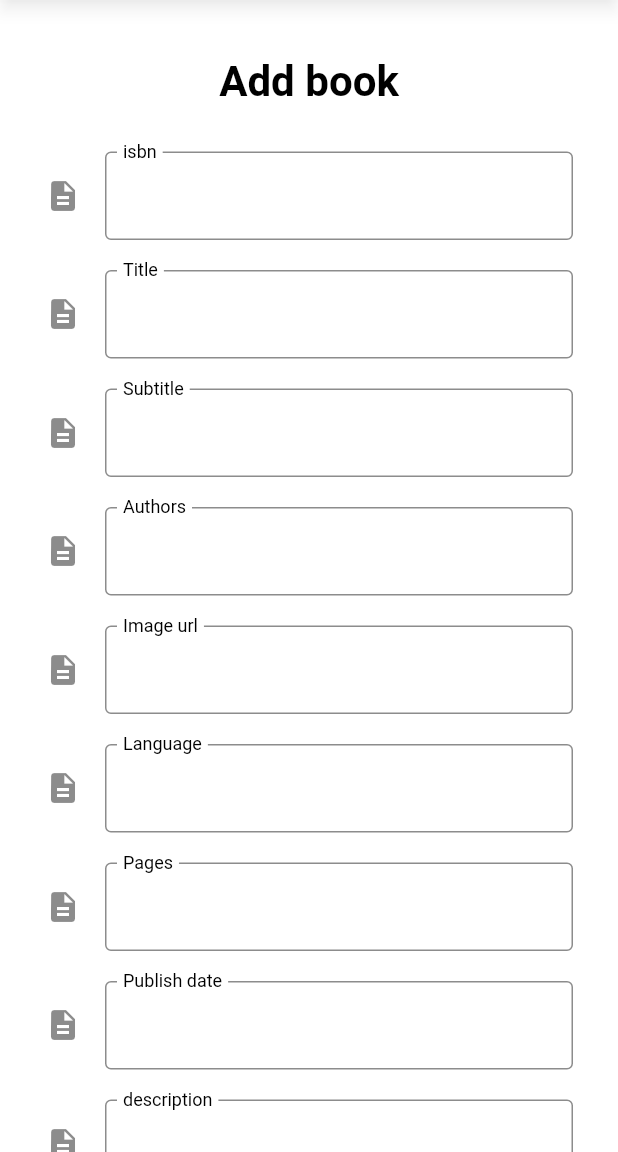
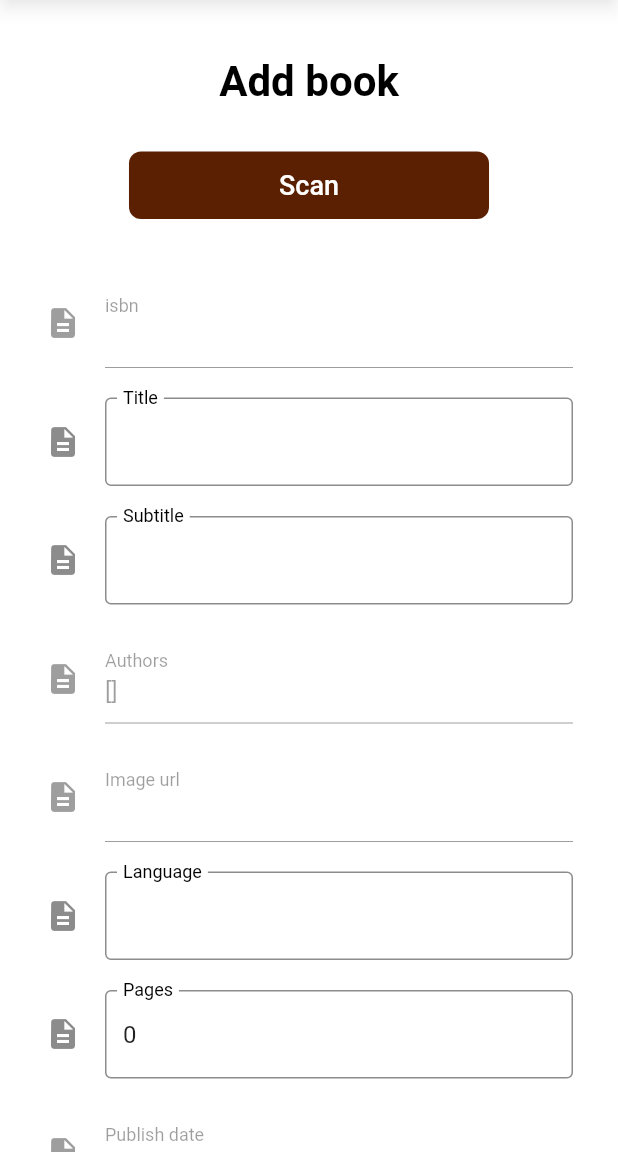
Before and after one commit to tomasbutkevicius/shareTakeApp, a Flutter app: the AddBookScreen screen opened by its route, on a phone screen of 412 x 824 dp, the part 84-1236 px from its top. Run offline on Flutter 3.47's test engine with Material 2 defaults, Android fonts, the phone set to English and light mode, and no system bars; our stand-ins replace bloc, cloud_firestore, easy_localization, equatable, firebase_auth, firebase_core and 4 more; missing offline and left inert: books_finder, flutter_barcode_scanner; accounts and stored records are empty; Roboto replaces fonts that are missing (FranklinGothic).

Commit message:
add logic for book submittion flow and mock design

```diff
--- a/lib/bloc/book_add/book_add_event.dart
+++ b/lib/bloc/book_add/book_add_event.dart
@@ -12,3 +12,21 @@ class BookAddHandleIsbnEvent extends BookAddEvent {
     required this.isbn,
   });
 }
+
+class BookAddEditStageEvent extends BookAddEvent {}
+
+class BookAddReviewStageEvent extends BookAddEvent {
+  final BookLocal bookLocal;
+
+  BookAddReviewStageEvent({
+    required this.bookLocal,
+  });
+}
+
+class BookAddSubmitEvent extends BookAddEvent {
+  final BookLocal bookLocal;
+
+  BookAddSubmitEvent({
+    required this.bookLocal,
+  });
+}
--- a/lib/bloc/book_add/book_add_state.dart
+++ b/lib/bloc/book_add/book_add_state.dart
@@ -2,23 +2,49 @@ part of 'book_add_bloc.dart';
 
 class BookAddState extends Equatable {
   final RequestStatus status;
-  final BookLocal? bookToAdd;
+  final BookLocal bookToAdd;
+  final BookAddStage stage;
 
   const BookAddState({
     this.status = const RequestStatusInitial(),
-    this.bookToAdd,
+    this.bookToAdd = const BookLocal(
+      id: "0",
+      title: "",
+      authors: [],
+      description: "",
+      pages: 0,
+    ),
+    this.stage = const BookAddEditStage(),
   });
 
   BookAddState copyWith({
     RequestStatus? status,
     BookLocal? bookToAdd,
+    BookAddStage? stage,
   }) {
     return BookAddState(
       status: status ?? this.status,
       bookToAdd: bookToAdd ?? this.bookToAdd,
+      stage: stage ?? this.stage,
     );
   }
 
   @override
-  List<Object?> get props => [status, bookToAdd];
+  List<Object?> get props => [
+        status,
+        bookToAdd,
+        stage,
+      ];
 }
+
+abstract class BookAddStage {
+  const BookAddStage();
+}
+
+class BookAddEditStage extends BookAddStage {
+  const BookAddEditStage();
+}
+
+class BookAddReviewStage extends BookAddStage {
+  const BookAddReviewStage();
+}
--- a/lib/presentation/screens/add_book/add_book_screen.dart
+++ b/lib/presentation/screens/add_book/add_book_screen.dart
@@ -5,13 +5,15 @@ import 'package:share_take/bloc/helpers/bloc_getter.dart';
 import 'package:share_take/bloc/helpers/request_status.dart';
 import 'package:share_take/constants/static_styles.dart';
 import 'package:share_take/constants/theme/theme_colors.dart';
+import 'package:share_take/data/models/book/book_local.dart';
 import 'package:share_take/data/repositories/book_repository.dart';
 import 'package:share_take/presentation/screens/add_book/widgets/add_book_form.dart';
+import 'package:share_take/presentation/widgets/book/book_details_widget.dart';
 import 'package:share_take/presentation/widgets/custom_app_bar.dart';
 import 'package:share_take/presentation/widgets/header.dart';
 import 'package:share_take/presentation/widgets/information_card.dart';
+import 'package:share_take/presentation/widgets/proxy/button/proxy_button_widget.dart';
 import 'package:share_take/presentation/widgets/proxy/spacing/proxy_spacing_widget.dart';
-import 'package:share_take/presentation/widgets/utilities/static_widgets.dart';
 
 class AddBookScreen extends StatelessWidget {
   const AddBookScreen({Key? key}) : super(key: key);
@@ -21,9 +23,7 @@ class AddBookScreen extends StatelessWidget {
   Widget build(BuildContext context) {
     String message = "";
 
-    return Scaffold(
-      appBar: CustomAppBar.build(context, backgroundColor: ThemeColors.bordo.shade600),
-      body: BlocProvider(
+    return BlocProvider(
         create: (context) => BookAddBloc(bookRepository: context.read<BookRepository>()),
         child: BlocBuilder<BookAddBloc, BookAddState>(
           builder: (context, state) {
@@ -39,12 +39,29 @@ class AddBookScreen extends StatelessWidget {
             }
 
             if (state.status is RequestStatusLoading) {
-              return const Center(
-                child: CircularProgressIndicator(),
-              );
+              return _buildLoadingScreen(context);
             }
 
-            return Center(
+            if(state.stage is BookAddEditStage){
+              return _buildEditBookScreen(message, context, state);
+            }
+
+            if(state.stage is BookAddReviewStage){
+              BookAddReviewStage stage = state.stage as BookAddReviewStage;
+              return _buildReviewBookScreen(message, context, state.bookToAdd);
+            }
+
+            return _buildLoadingScreen(context);
+
+          },
+        ),
+      );
+  }
+
+  Widget _buildEditBookScreen(String message, BuildContext context, BookAddState state) {
+    return Scaffold(
+      appBar: CustomAppBar.build(context, backgroundColor: ThemeColors.bordo.shade600),
+      body: Center(
               child: SingleChildScrollView(
                 child: Column(
                   mainAxisAlignment: MainAxisAlignment.center,
@@ -60,7 +77,7 @@ class AddBookScreen extends StatelessWidget {
                               },
                               child: InformationCard(
                                 message: message,
-                                backgroundColor: ThemeColors.bordo.shade500,
+                                backgroundColor: ThemeColors.bordo.shade400,
                                 textColor: ThemeColors.white,
                               ),
                             ),
@@ -77,10 +94,71 @@ class AddBookScreen extends StatelessWidget {
                   ],
                 ),
               ),
+            ),
+    );
+  }
+
+  Widget _buildLoadingScreen(BuildContext context) {
+    return Scaffold(
+                appBar: CustomAppBar.build(context, backgroundColor: ThemeColors.bordo.shade600),
+                body: const Center(
+                child: CircularProgressIndicator(),
+              ),
             );
-          },
+  }
+
+  Widget _buildReviewBookScreen(String message, BuildContext context, BookLocal bookLocal) {
+    return Scaffold(
+      body: Center(
+        child: SingleChildScrollView(
+          child: Padding(
+            padding: StaticStyles.listViewPadding,
+            child: Column(
+              mainAxisAlignment: MainAxisAlignment.center,
+              crossAxisAlignment: CrossAxisAlignment.center,
+              children: <Widget>[
+                message.isEmpty
+                    ? SizedBox.shrink()
+                    : Padding(
+                  padding: StaticStyles.contentPadding,
+                  child: InkWell(
+                    onTap: () {
+                      BlocGetter.getAddBookBloc(context).add(BookAddStatusResetEvent());
+                    },
+                    child: InformationCard(
+                      message: message,
+                      backgroundColor: ThemeColors.bordo.shade500,
+                      textColor: ThemeColors.white,
+                    ),
+                  ),
+                ),
+                Header(text: "Review book submission"),
+                ProxySpacingVerticalWidget(),
+                BookDetailsWidget(bookLocal: bookLocal),
+                ProxySpacingVerticalWidget(),
+                _getStageToEditBtn(context),
+                ProxySpacingVerticalWidget(),
+              ],
+            ),
+          ),
         ),
       ),
     );
   }
+
+  Widget _getStageToEditBtn(BuildContext context) {
+    String buttonText = "Back to Edit";
+    return ProxyButtonWidget(
+      padding: const EdgeInsets.symmetric(
+        vertical: 12,
+        horizontal: 100,
+      ),
+      text: buttonText,
+      color: ThemeColors.bordo.shade600,
+      isUppercase: false,
+      onPressed: () {
+        BlocGetter.getAddBookBloc(context).add(BookAddEditStageEvent());
+      },
+    );
+  }
 }
--- a/lib/presentation/screens/add_book/widgets/add_book_form.dart
+++ b/lib/presentation/screens/add_book/widgets/add_book_form.dart
@@ -1,3 +1,4 @@
+import 'package:easy_localization/easy_localization.dart';
 import 'package:flutter/material.dart';
 import 'package:flutter/services.dart';
 import 'package:flutter/widgets.dart';
@@ -11,29 +12,40 @@ import 'package:share_take/data/models/book/book_local.dart';
 import 'package:share_take/presentation/widgets/proxy/button/proxy_button_widget.dart';
 import 'package:share_take/presentation/widgets/proxy/input/proxy_text_form_field.dart';
 import 'package:share_take/presentation/widgets/proxy/spacing/proxy_spacing_widget.dart';
-import 'package:share_take/presentation/widgets/proxy/text/proxy_text_widget.dart';
 
 class AddBookForm extends StatefulWidget {
   const AddBookForm({Key? key, required this.bookToAdd}) : super(key: key);
 
-  final BookLocal? bookToAdd;
+  final BookLocal bookToAdd;
 
   @override
   _AddBookFormState createState() => _AddBookFormState();
 }
 
 class _AddBookFormState extends State<AddBookForm> {
-  late final TextEditingController _isbnController = TextEditingController(text: widget.bookToAdd?.isbn);
-  late final TextEditingController _titleController = TextEditingController(text: widget.bookToAdd?.title);
-  late final TextEditingController _subtitleController = TextEditingController(text: widget.bookToAdd?.subtitle);
-  late final TextEditingController _authorsController = TextEditingController(text: widget.bookToAdd?.authors.toString());
-  late final TextEditingController _imageController = TextEditingController(text: widget.bookToAdd?.imageUrl);
-  late final TextEditingController _langController = TextEditingController(text: widget.bookToAdd?.language);
-  late final TextEditingController _pagesController = TextEditingController(text: widget.bookToAdd?.pages.toString());
-  late final TextEditingController _dateController = TextEditingController(text: widget.bookToAdd?.publishDate.toString());
-  late final TextEditingController _descriptionController = TextEditingController(text: widget.bookToAdd?.description);
+  late final TextEditingController _isbnController = TextEditingController(text: widget.bookToAdd.isbn);
+  late final TextEditingController _titleController = TextEditingController(text: widget.bookToAdd.title);
+  late final TextEditingController _subtitleController = TextEditingController(text: widget.bookToAdd.subtitle);
+  late final TextEditingController _authorsController = TextEditingController(text: widget.bookToAdd.authors.toString());
+  late final TextEditingController _imageController = TextEditingController(text: widget.bookToAdd.imageUrl);
+  late final TextEditingController _langController = TextEditingController(text: widget.bookToAdd.language);
+  late final TextEditingController _pagesController = TextEditingController(text: widget.bookToAdd.pages.toString());
+  late final TextEditingController _dateController = TextEditingController(text: "");
+
+  late DateTime selectedDate;
+  late final TextEditingController _descriptionController = TextEditingController(text: widget.bookToAdd.description);
 
   final focus = FocusNode();
+
+
+  @override
+  void initState() {
+    super.initState();
+    DateFormat formatter = DateFormat('yyyy/MM/dd');
+
+    selectedDate = widget.bookToAdd.publishDate ?? DateTime.now();
+    _dateController.value = TextEditingValue(text: formatter.format(selectedDate));
+  }
 
   @override
   void dispose() {
@@ -44,7 +56,6 @@ class _AddBookFormState extends State<AddBookForm> {
     super.dispose();
   }
 
-
   @override
   Widget build(BuildContext context) {
     return Form(
@@ -52,41 +63,44 @@ class _AddBookFormState extends State<AddBookForm> {
         padding: StaticStyles.listViewPadding,
         child: Column(
           children: <Widget>[
-            _inputField(context: context, controller: _isbnController, label: "isbn"),
+            _getScanBtn(context),
+            const ProxySpacingVerticalWidget(
+              size: ProxySpacing.extraLarge,
+            ),            _inputField(context: context, controller: _isbnController, label: "isbn", enabled: false),
             const ProxySpacingVerticalWidget(),
-            _inputField(context: context, controller: _titleController, label: "Title"),
+            _inputField(context: context, controller: _titleController, label: "Title",),
             const ProxySpacingVerticalWidget(),
             _inputField(context: context, controller: _subtitleController, label: "Subtitle"),
             const ProxySpacingVerticalWidget(),
-            _inputField(context: context, controller: _authorsController, label: "Authors"),
+            _inputField(context: context, controller: _authorsController, label: "Authors", enabled: false),
             const ProxySpacingVerticalWidget(),
-            _inputField(context: context, controller: _imageController, label: "Image url"),
+            _inputField(context: context, controller: _imageController, label: "Image url", enabled: false),
             const ProxySpacingVerticalWidget(),
-            _inputField(context: context, controller: _langController, label: "Language"),
+            _inputField(context: context, controller: _langController, label: "Language",),
             const ProxySpacingVerticalWidget(),
-            _inputField(context: context, controller: _pagesController, label: "Pages"),
+            _inputField(context: context, controller: _pagesController, label: "Pages", textInputType: TextInputType.number,),
             const ProxySpacingVerticalWidget(),
-            _inputField(context: context, controller: _dateController, label: "Publish date"),
+            _inputField(context: context, controller: _dateController, label: "Publish date", textInputType: TextInputType.datetime, enabled: false,),
+            const ProxySpacingVerticalWidget(),
+            // _getDatePickerBtn(context),
             const ProxySpacingVerticalWidget(),
             _inputField(context: context, controller: _descriptionController, label: "description"),
             const ProxySpacingVerticalWidget(
               size: ProxySpacing.extraLarge,
             ),
-            _getSubmitBtn(context),
+            _getReviewBtn(context)
           ],
         ),
       ),
     );
   }
 
-
   // Platform messages are asynchronous, so we initialize in an async method.
   Future<void> scanBarcodeNormal() async {
     String barcodeScanRes;
     // Platform messages may fail, so we use a try/catch PlatformException.
     try {
-      barcodeScanRes = await FlutterBarcodeScanner.scanBarcode(
-          '#ff6666', 'Cancel', true, ScanMode.BARCODE);
+      barcodeScanRes = await FlutterBarcodeScanner.scanBarcode('#ff6666', 'Cancel', true, ScanMode.BARCODE);
 
       BlocGetter.getAddBookBloc(context).add(BookAddHandleIsbnEvent(isbn: barcodeScanRes));
     } on PlatformException {
@@ -97,10 +111,9 @@ class _AddBookFormState extends State<AddBookForm> {
     // message was in flight, we want to discard the reply rather than calling
     // setState to update our non-existent appearance.
     if (!mounted) return;
-
   }
 
-  Widget _inputField({required BuildContext context, required TextEditingController controller, required String label}) {
+  Widget _inputField({required BuildContext context, required TextEditingController controller, required String label, TextInputType  textInputType = TextInputType.text, bool enabled = true,}) {
     return Row(
       mainAxisAlignment: MainAxisAlignment.center,
       children: <Widget>[
@@ -110,8 +123,10 @@ class _AddBookFormState extends State<AddBookForm> {
               maxWidth: 480,
             ),
             child: ProxyTextFormField(
+              enabled: enabled,
               controller: controller,
               textInputAction: TextInputAction.next,
+              keyboardType: textInputType,
               onFieldSubmitted: (v) {
                 FocusScope.of(context).requestFocus(focus);
               },
@@ -126,7 +141,7 @@ class _AddBookFormState extends State<AddBookForm> {
     );
   }
 
-  Widget _getSubmitBtn(BuildContext context) {
+  Widget _getScanBtn(BuildContext context) {
     String buttonText = "Scan";
     return ProxyButtonWidget(
       padding: const EdgeInsets.symmetric(
@@ -141,4 +156,69 @@ class _AddBookFormState extends State<AddBookForm> {
       },
     );
   }
+
+  Widget _getDatePickerBtn(BuildContext context) {
+    String buttonText = "Select date";
+    return ProxyButtonWidget(
+      padding: const EdgeInsets.symmetric(
+        vertical: 12,
+        horizontal: 100,
+      ),
+      text: buttonText,
+      color: ThemeColors.bordo.shade600,
+      isUppercase: false,
+      onPressed: () async {
+        await _selectDate(context);
+      },
+    );
+  }
+
+  Future _selectDate(BuildContext context) async {
+    DateFormat formatter = DateFormat('yyyy/MM/dd');
+
+    final DateTime? picked = await showDatePicker(
+        context: context,
+        initialDate: selectedDate,
+        firstDate: DateTime(1901, 1),
+        lastDate: DateTime(2100));
+    if (picked != null && picked != selectedDate)
+      setState(() {
+        selectedDate = picked;
+        _dateController.value = TextEditingValue(text: formatter.format(picked));
+      });
+  }
+
+
+
+  Widget _getReviewBtn(BuildContext context) {
+    String buttonText = "Review";
+    return ProxyButtonWidget(
+      padding: const EdgeInsets.symmetric(
+        vertical: 12,
+        horizontal: 100,
+      ),
+      text: buttonText,
+      color: ThemeColors.bordo.shade600,
+      isUppercase: false,
+      onPressed: () {
+
+        BookLocal bookLocal = BookLocal(
+          id: widget.bookToAdd.id,
+          title: _titleController.text,
+          authors: widget.bookToAdd.authors,
+          pages: int.parse(_pagesController.text),
+          publishDate: selectedDate,
+          description: _descriptionController.text,
+          language: _langController.text,
+          imageUrl: _imageController.text,
+          subtitle: _subtitleController.text,
+          isbn: _isbnController.text,
+        );
+
+        BlocGetter.getAddBookBloc(context).add(
+          BookAddReviewStageEvent(bookLocal: bookLocal),
+        );
+      },
+    );
+  }
 }
--- a/lib/presentation/widgets/information_card.dart
+++ b/lib/presentation/widgets/information_card.dart
@@ -1,6 +1,7 @@
 import 'package:flutter/material.dart';
 import 'package:share_take/constants/static_styles.dart';
 import 'package:share_take/constants/theme/theme_colors.dart';
+import 'package:share_take/presentation/widgets/proxy/spacing/proxy_spacing_widget.dart';
 import 'package:share_take/presentation/widgets/proxy/text/proxy_text_widget.dart';
 
 class InformationCard extends StatelessWidget {
@@ -18,7 +19,7 @@ class InformationCard extends StatelessWidget {
   @override
   Widget build(BuildContext context) {
     return Container(
-      height: 250,
+      height: 100,
       width: MediaQuery.of(context).size.width * 0.8,
       padding: StaticStyles.listViewPadding,
       decoration: BoxDecoration(
@@ -29,6 +30,7 @@ class InformationCard extends StatelessWidget {
       ),
       child: ListView(
         children: [
+          ProxySpacingVerticalWidget(),
           ProxyTextWidget(
             text: message,
             color: textColor,
--- a/lib/presentation/widgets/proxy/input/proxy_text_form_field.dart
+++ b/lib/presentation/widgets/proxy/input/proxy_text_form_field.dart
@@ -14,6 +14,7 @@ class ProxyTextFormField extends StatelessWidget {
   final Icon? icon;
   final bool obscureText;
   final TextInputType? keyboardType;
+  final bool enabled;
 
   const ProxyTextFormField({
     Key? key,
@@ -27,12 +28,14 @@ class ProxyTextFormField extends StatelessWidget {
     this.icon,
     this.labelText = "text",
     this.obscureText = false,
+    this.enabled = true,
     this.keyboardType,
   }) : super(key: key);
 
   @override
   Widget build(BuildContext context) {
     return TextFormField(
+      enabled: enabled,
       keyboardType: keyboardType,
       minLines: keyboardType == TextInputType.multiline ? 3 : null,
       maxLines: keyboardType == TextInputType.multiline ? null : 1,
--- a/lib/presentation/widgets/utilities/static_widgets.dart
+++ b/lib/presentation/widgets/utilities/static_widgets.dart
@@ -56,7 +56,7 @@ class StaticWidgets {
   }
 
   static Widget getIconRemote(
-      {required String path, double? width, double? height, Color? color, Widget errorWidget = const SizedBox.shrink()}) {
+      {required String path, double? width, double? height, Color? color, Widget errorWidget = const Icon(Icons.image)}) {
     try {
       return Image.network(
         path,
```
Also changed, not shown: lib/bloc/book_add/book_add_bloc.dart (+71 -2 lines), lib/data/data_providers/remote/remote_book_source.dart (+12 -0 lines), lib/data/repositories/book_repository.dart (+16 -4 lines), lib/presentation/widgets/book/book_card_widget.dart (added, +10 -0 lines), lib/presentation/widgets/book/book_details_widget.dart (added, +71 -0 lines), lib/utilities/static_utilities.dart (added, +22 -0 lines).
